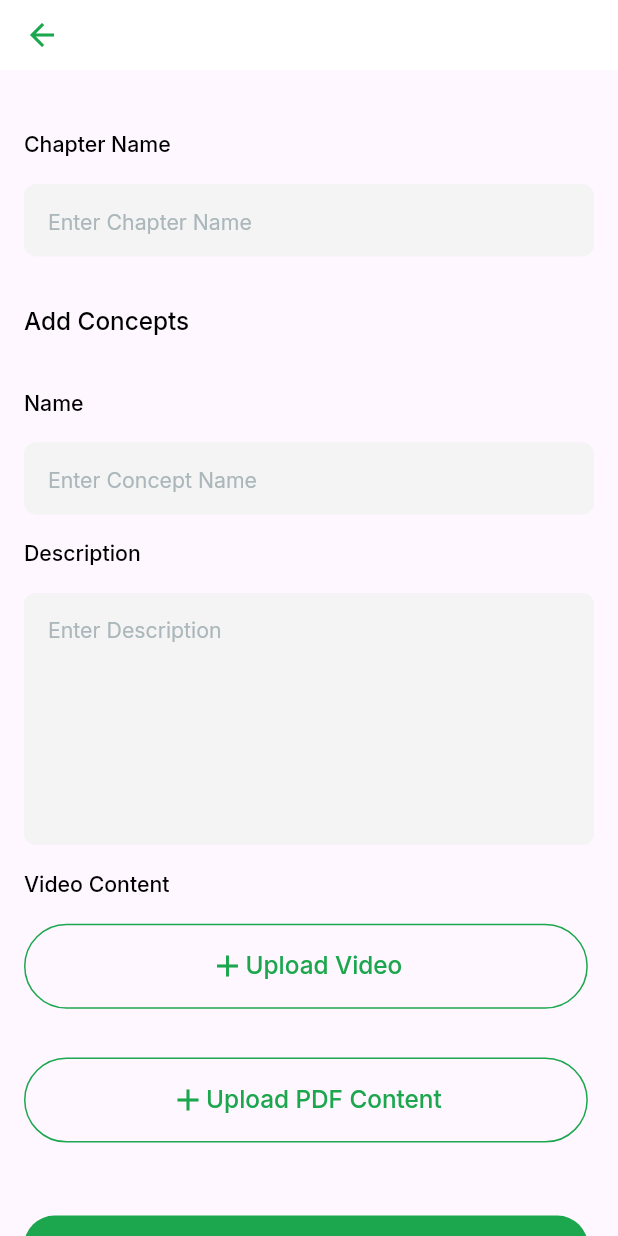
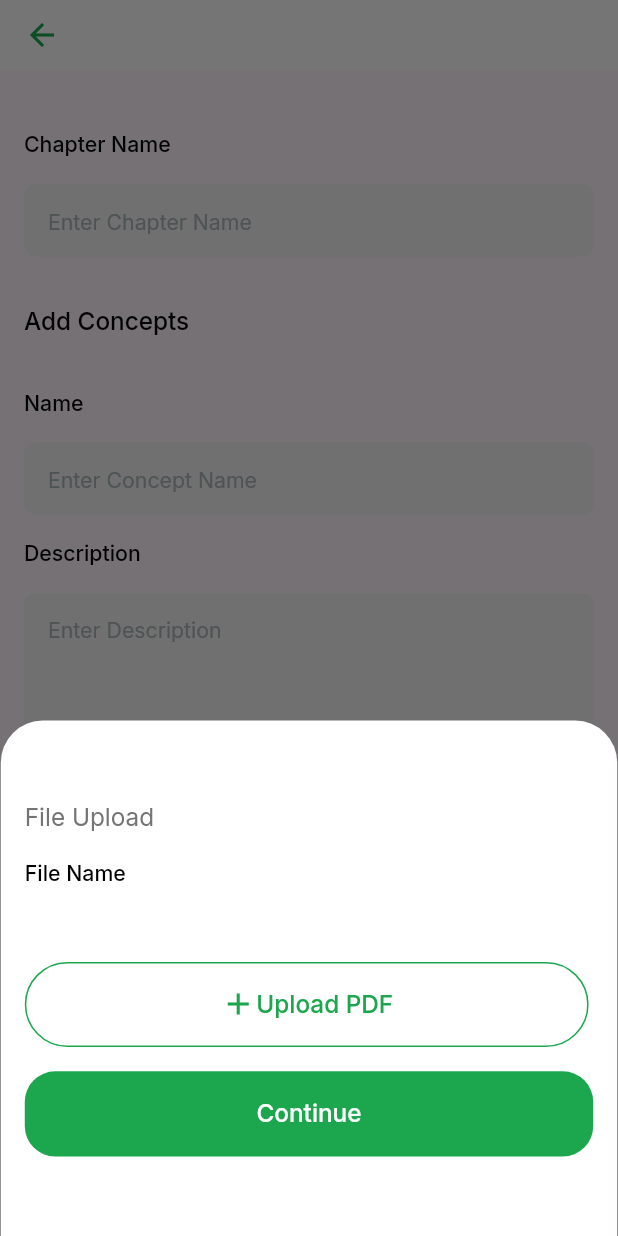
Before and after one commit to dev-ideausher/Teaching-with-purpose-for-Teacher, a Flutter app: the AddChaptersView screen opened by its route, after a tap on "Upload PDF Content", on a phone screen of 412 x 824 dp. Run offline on Flutter 3.47's test engine with Material 3 defaults, Android fonts, the light colour scheme and no system bars; our stand-ins replace cached_network_image, connectivity_plus, dio, dropdown_button2, file_picker, firebase_auth and 13 more; missing offline and left inert: encrypt, flutter_facebook_auth, stacked_firebase_auth; accounts and stored records are empty; network calls fail; project files that could hold a hidden picture were left out.

Commit message:
Implemented chnages in the add_chapter module

```diff
--- a/lib/app/modules/add_chapters/controllers/add_chapters_controller.dart
+++ b/lib/app/modules/add_chapters/controllers/add_chapters_controller.dart
@@ -25,6 +25,7 @@ class AddChaptersController extends GetxController {
   var chapterNameController = TextEditingController();
   var topicNameController = TextEditingController();
   var topicDescriptionController = TextEditingController();
+  var pdfController = TextEditingController();
   Rx<FileUploadModel> fileUpload = FileUploadModel().obs;
   Rx<ChaptersModel> chapters = ChaptersModel().obs;
 
@@ -76,19 +77,20 @@ Future<String?> pickPdfFile() async {
       String pdfFilePath = pdfPaths.first;
       log('Selected PDF file path: $pdfFilePath');
       selectedPdf.value = pdfFilePath;
+      pdfController.text = pdfFilePath;
       await uploadFile(pdfFilePath);
     }
     return null;
   }
 
   Future<String?> pickVideoFile() async {
-  List<String> videoPaths = await Utils.pickMultipleFilesWithFilter(['mp4', 'mov', 'avi', 'mkv']);
+    List<String> videoPaths =
+        await Utils.pickMultipleFilesWithFilter(['mp4', 'mov', 'avi', 'mkv']);
     if (videoPaths.isNotEmpty) {
       String videoFilePath = videoPaths.first;
       log('Selected video file path: $videoFilePath');
       selectedFile.value = videoFilePath;
       await uploadFile(videoFilePath);
-
     }
     return null;
   }
@@ -201,6 +203,7 @@ Future<void> addChapter() async {
     chapterNameController.dispose();
     topicNameController.dispose();
     topicDescriptionController.dispose();
+    pdfController.dispose();
     super.onClose();
   }
 }
--- a/lib/app/modules/add_chapters/views/add_chapters_view.dart
+++ b/lib/app/modules/add_chapters/views/add_chapters_view.dart
@@ -83,39 +83,77 @@ class AddChaptersView extends GetView<AddChaptersController> {
                ),),
             16.kheightBox,
             // buildAddQuestionWidget(title: 'Add Questions', onTap:()=> Get.toNamed(Routes.ADD_QUESTIONS)),
-            buildAddButton(text: 'Upload PDF Content',
-                  onTap: () async {
-                controller.pickPdfFile();
-            }
-          ),
-          16.kheightBox,
-            Obx(() =>Visibility(
-              visible: controller.selectedPdf.value.isNotEmpty,
-              replacement: const SizedBox.shrink(),
-                 child: Text(
-                  controller.selectedPdf.value,
-                  style: TextStyleUtil.kText14_4(fontWeight: FontWeight.w500),
-                   ),
-               ),),
+          buildAddButton(
+            text: 'Upload PDF Content',
+            onTap: ()  {
+              showPickPdfBottomSheet();
+          }),
           32.kheightBox,
-                SizedBox(
-                    width: 343.kw,
-                    height: 56.kh,
-                    child: TButton(title: controller.isPreviewing.isTrue ? 'Submit' : StringConstants.save,
-                    onTap: (){
-                    if(controller.isPreviewing.isTrue){
-                    controller.addChapter();
-                    }else{
-                    controller.previewMode();
-                    showPreviewPopup(context);
-                    }
-                    }))
+                TButton(title: controller.isPreviewing.isTrue ? 'Submit' : StringConstants.save,
+                onTap: (){
+                controller.addChapter();
+                // if(controller.isPreviewing.isTrue){
+                // controller.addChapter();
+                // }else{
+                // controller.previewMode();
+                // showPreviewPopup(context);
+                // }
+                })
             ],
           ),
         ),
        ),
     );
   }
+
+ void showPickPdfBottomSheet() {
+    Get.bottomSheet(
+      backgroundColor: Get.context!.kWhite,
+      Container(
+        width: 375.kw,
+        padding: const EdgeInsets.symmetric(horizontal: 16, vertical: 53),
+        child: SingleChildScrollView(
+          physics: const BouncingScrollPhysics(),
+          child: Column(
+            crossAxisAlignment: CrossAxisAlignment.start,
+            children: [
+              Text('File Upload',
+              style: TextStyleUtil.kText16_5(fontWeight: FontWeight.w400,
+              color: Get.context!.kLightTextColor)),
+              16.kheightBox,
+              Text('File Name',
+              style: TextStyleUtil.kText14_4(fontWeight: FontWeight.w500)),
+              16.kheightBox,
+              Obx(
+                () => Visibility(
+                  visible: controller.selectedPdf.value.isNotEmpty,
+                  replacement: const SizedBox.shrink(),
+                  child: CustomTextField(
+                  hint: 'Enter File Name',
+                  controller: controller.pdfController,
+                  readOnly: true,
+                 )
+                ),
+              ),
+              32.kheightBox,
+              buildAddButton(
+                  text: 'Upload PDF',
+                  onTap: () async {
+                    controller.pickPdfFile();
+                  }),
+              16.kheightBox,
+              TButton(
+                  title: 'Continue',
+                  onTap: () {
+                    Get.back();
+                  })
+            ],
+          ),
+        ),
+      ),
+    );
+  }
+
 
 Widget buildAddButton({required String text,required void Function() onTap}){
   return InkWell(
```
Also changed, not shown: lib/app/modules/add_questions/controllers/add_questions_controller.dart (+24 -25 lines), lib/app/modules/add_questions/views/add_questions_view.dart (+0 -100 lines). Lines whose indentation alone changed are shown as unchanged.
